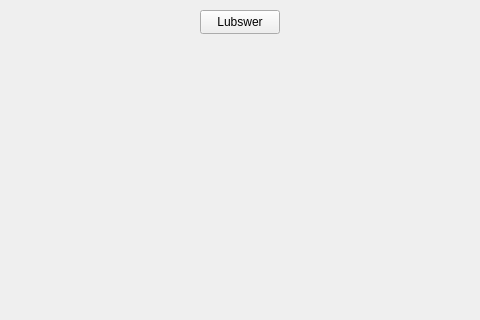
The window that mainwindow.ui (Carlitops13/Proyecto_beta) describes before a commit, drawn with Qt 5; both pictures show x 150 to 630 and y 0 to 320 of the 800 by 600 pixel window.
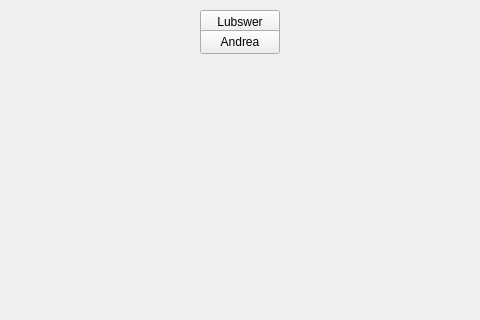
The same window after the commit.

Commit message: Se agregó un botón de saludo en la ventana principal Andrea

```diff
--- a/mainwindow.ui
+++ b/mainwindow.ui
@@ -27,6 +27,19 @@
      <string>Lubswer</string>
     </property>
    </widget>
+   <widget class="QPushButton" name="pushButton_2">
+    <property name="geometry">
+     <rect>
+      <x>350</x>
+      <y>30</y>
+      <width>80</width>
+      <height>24</height>
+     </rect>
+    </property>
+    <property name="text">
+     <string>Andrea</string>
+    </property>
+   </widget>
   </widget>
   <widget class="QMenuBar" name="menubar">
    <property name="geometry">
```
